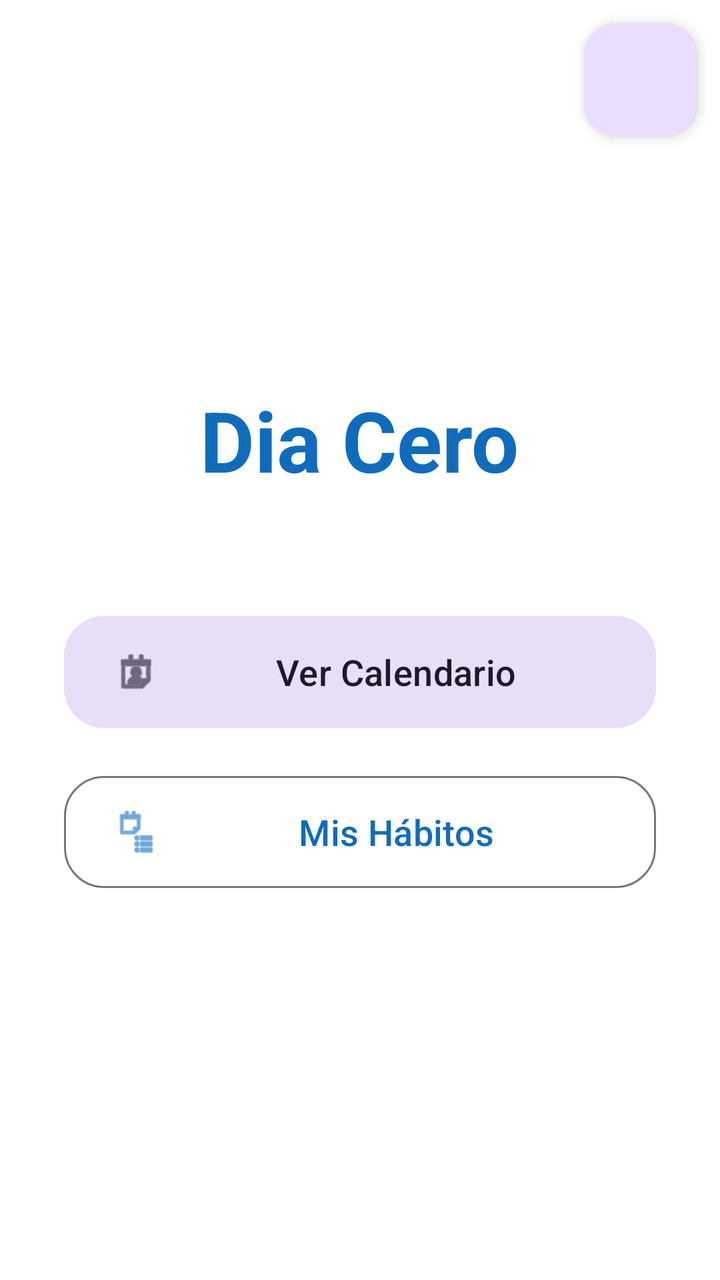
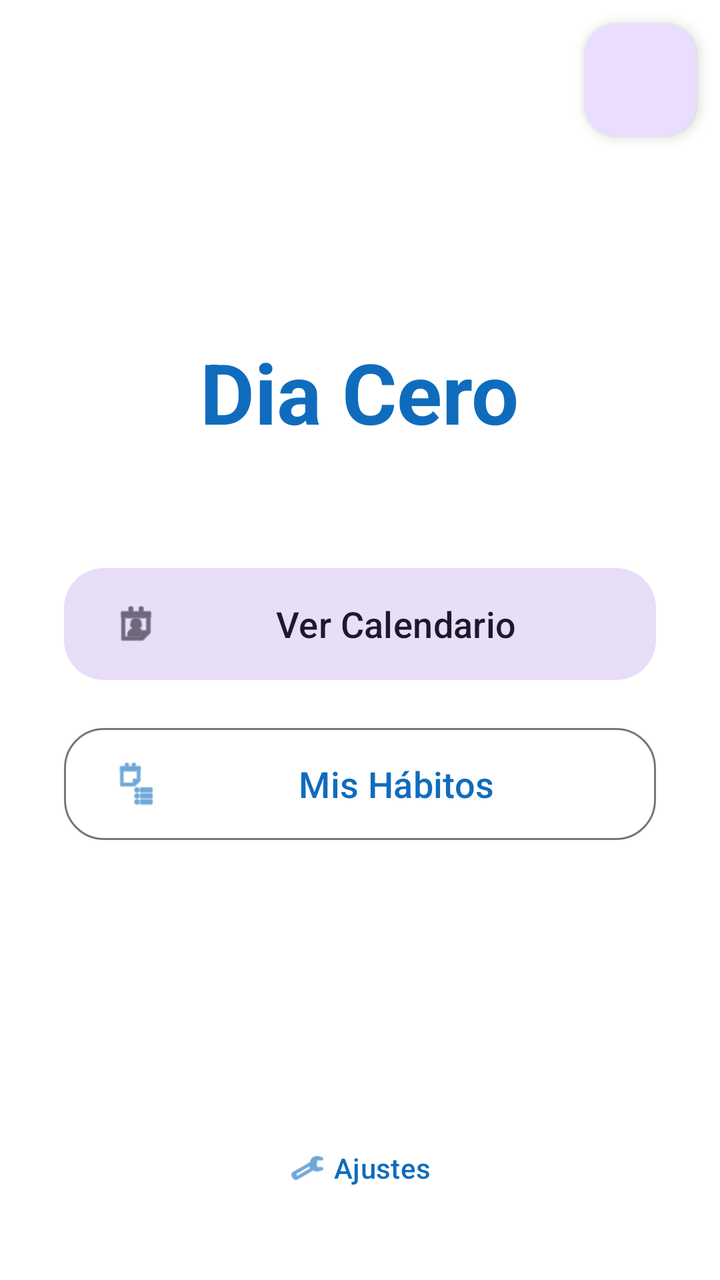

The first picture is an Android layout as it rendered before a commit; the second is the same layout after the commit. The layout source and the unified diff follow.
<!-- AndroidManifest.xml: application theme Theme.DiaCero -->
<!-- res/layout/activity_main.xml -->
<?xml version="1.0" encoding="utf-8"?>
<androidx.constraintlayout.widget.ConstraintLayout xmlns:android="http://schemas.android.com/apk/res/android"
    xmlns:app="http://schemas.android.com/apk/res-auto"
    android:layout_width="match_parent"
    android:layout_height="match_parent"
    android:background="?attr/colorSurface">

    <LinearLayout
        android:id="@+id/menuContainer"
        android:layout_width="match_parent"
        android:layout_height="match_parent"
        android:orientation="vertical"
        android:gravity="center"
        android:padding="32dp">

        <TextView
            android:id="@+id/tvBienvenida"
            android:layout_width="wrap_content"
            android:layout_height="wrap_content"
            android:text="Dia Cero"
            android:textColor="?attr/colorPrimary"
            android:textSize="42sp"
            android:textStyle="bold"
            android:layout_marginBottom="56dp" />

        <com.google.android.material.button.MaterialButton
            android:id="@+id/btnCalendario"
            style="@style/Widget.Material3.Button.TonalButton"
            android:layout_width="match_parent"
            android:layout_height="64dp"
            android:text="Ver Calendario"
            android:textSize="18sp"
            app:cornerRadius="20dp"
            app:icon="@android:drawable/ic_menu_my_calendar"
            app:iconSize="24dp"
            app:iconPadding="12dp" />

        <com.google.android.material.button.MaterialButton
            android:id="@+id/btnHabitos"
            style="@style/Widget.Material3.Button.OutlinedButton"
            android:layout_width="match_parent"
            android:layout_height="64dp"
            android:layout_marginTop="16dp"
            android:text="Mis Hábitos"
            android:textSize="18sp"
            app:cornerRadius="20dp"
            app:icon="@android:drawable/ic_menu_agenda"
            app:iconSize="24dp"
            app:iconPadding="12dp" />

    </LinearLayout>

    <androidx.fragment.app.FragmentContainerView
        android:id="@+id/fragmentContainer"
        android:layout_width="match_parent"
        android:layout_height="match_parent"
        android:visibility="gone" />

    <com.google.android.material.floatingactionbutton.FloatingActionButton
        android:id="@+id/fabSettings"
        android:layout_width="wrap_content"
        android:layout_height="wrap_content"
        android:layout_margin="12dp"
        android:contentDescription="Cambiar tema"
        app:layout_constraintTop_toTopOf="parent"
        app:layout_constraintEnd_toEndOf="parent"
        app:fabSize="mini"
        app:elevation="4dp"
        app:tint="@android:color/white" />

</androidx.constraintlayout.widget.ConstraintLayout>
<!-- resources referenced by this layout -->
<resources>
  <style name="Theme.DiaCero" parent="Base.Theme.DiaCero" />
  <style name="Base.Theme.DiaCero" parent="Theme.Material3.DayNight.NoActionBar">
          
          <item name="colorPrimary">@color/primary</item>
          <item name="colorOnPrimary">@color/white</item>
          <item name="colorSecondary">@color/secondary</item>
          <item name="colorOnSecondary">@color/white</item>
  
          
          <item name="android:windowBackground">@color/background</item>
          <item name="colorSurface">@color/surface</item>
          <item name="colorSurfaceVariant">@color/surface_variant</item>
          <item name="colorOnSurface">@color/text_primary</item>
          <item name="colorOnSurfaceVariant">@color/text_secondary</item>
      </style>
  <color name="primary">#0F6CBD</color>
  <color name="white">#FFFFFFFF</color>
  <color name="secondary">#00A884</color>
  <color name="background">#F2F8FF</color>
  <color name="surface">#FFFFFF</color>
  <color name="surface_variant">#E6F2FF</color>
  <color name="text_primary">#103046</color>
  <color name="text_secondary">#4E6A7A</color>
</resources>

<!-- the commit's change to res/layout/activity_main.xml (unified diff, before → after) -->
@@ -10,43 +10,61 @@
         android:layout_width="match_parent"
         android:layout_height="match_parent"
         android:orientation="vertical"
-        android:gravity="center"
         android:padding="32dp">
 
-        <TextView
-            android:id="@+id/tvBienvenida"
+        
+        <LinearLayout
+            android:layout_width="match_parent"
+            android:layout_height="0dp"
+            android:layout_weight="1"
+            android:orientation="vertical"
+            android:gravity="center">
+
+            <TextView
+                android:id="@+id/tvBienvenida"
+                android:layout_width="wrap_content"
+                android:layout_height="wrap_content"
+                android:text="Dia Cero"
+                android:textColor="?attr/colorPrimary"
+                android:textSize="42sp"
+                android:textStyle="bold"
+                android:layout_marginBottom="56dp" />
+
+            <com.google.android.material.button.MaterialButton
+                android:id="@+id/btnCalendario"
+                style="@style/Widget.Material3.Button.TonalButton"
+                android:layout_width="match_parent"
+                android:layout_height="64dp"
+                android:text="Ver Calendario"
+                android:textSize="18sp"
+                app:cornerRadius="20dp"
+                app:icon="@android:drawable/ic_menu_my_calendar"
+                app:iconSize="24dp"
+                app:iconPadding="12dp" />
+
+            <com.google.android.material.button.MaterialButton
+                android:id="@+id/btnHabitos"
+                style="@style/Widget.Material3.Button.OutlinedButton"
+                android:layout_width="match_parent"
+                android:layout_height="64dp"
+                android:layout_marginTop="16dp"
+                android:text="Mis Hábitos"
+                android:textSize="18sp"
+                app:cornerRadius="20dp"
+                app:icon="@android:drawable/ic_menu_agenda"
+                app:iconSize="24dp"
+                app:iconPadding="12dp" />
+        </LinearLayout>
+
+        
+        <com.google.android.material.button.MaterialButton
+            android:id="@+id/btnAjustes"
+            style="@style/Widget.Material3.Button.TextButton"
             android:layout_width="wrap_content"
             android:layout_height="wrap_content"
-            android:text="Dia Cero"
-            android:textColor="?attr/colorPrimary"
-            android:textSize="42sp"
-            android:textStyle="bold"
-            android:layout_marginBottom="56dp" />
-
-        <com.google.android.material.button.MaterialButton
-            android:id="@+id/btnCalendario"
-            style="@style/Widget.Material3.Button.TonalButton"
-            android:layout_width="match_parent"
-            android:layout_height="64dp"
-            android:text="Ver Calendario"
-            android:textSize="18sp"
-            app:cornerRadius="20dp"
-            app:icon="@android:drawable/ic_menu_my_calendar"
-            app:iconSize="24dp"
-            app:iconPadding="12dp" />
-
-        <com.google.android.material.button.MaterialButton
-            android:id="@+id/btnHabitos"
-            style="@style/Widget.Material3.Button.OutlinedButton"
-            android:layout_width="match_parent"
-            android:layout_height="64dp"
-            android:layout_marginTop="16dp"
-            android:text="Mis Hábitos"
-            android:textSize="18sp"
-            app:cornerRadius="20dp"
-            app:icon="@android:drawable/ic_menu_agenda"
-            app:iconSize="24dp"
-            app:iconPadding="12dp" />
+            android:layout_gravity="center_horizontal"
+            android:text="Ajustes"
+            app:icon="@android:drawable/ic_menu_preferences" />
 
     </LinearLayout>
 
